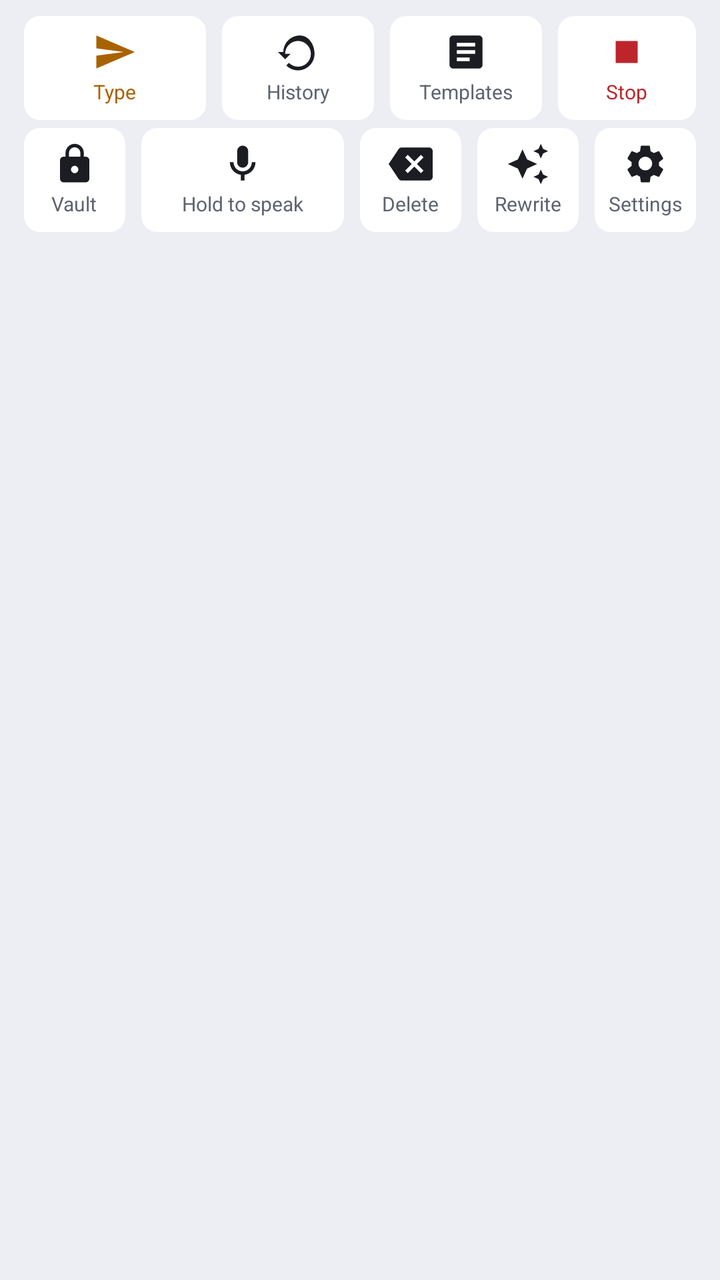
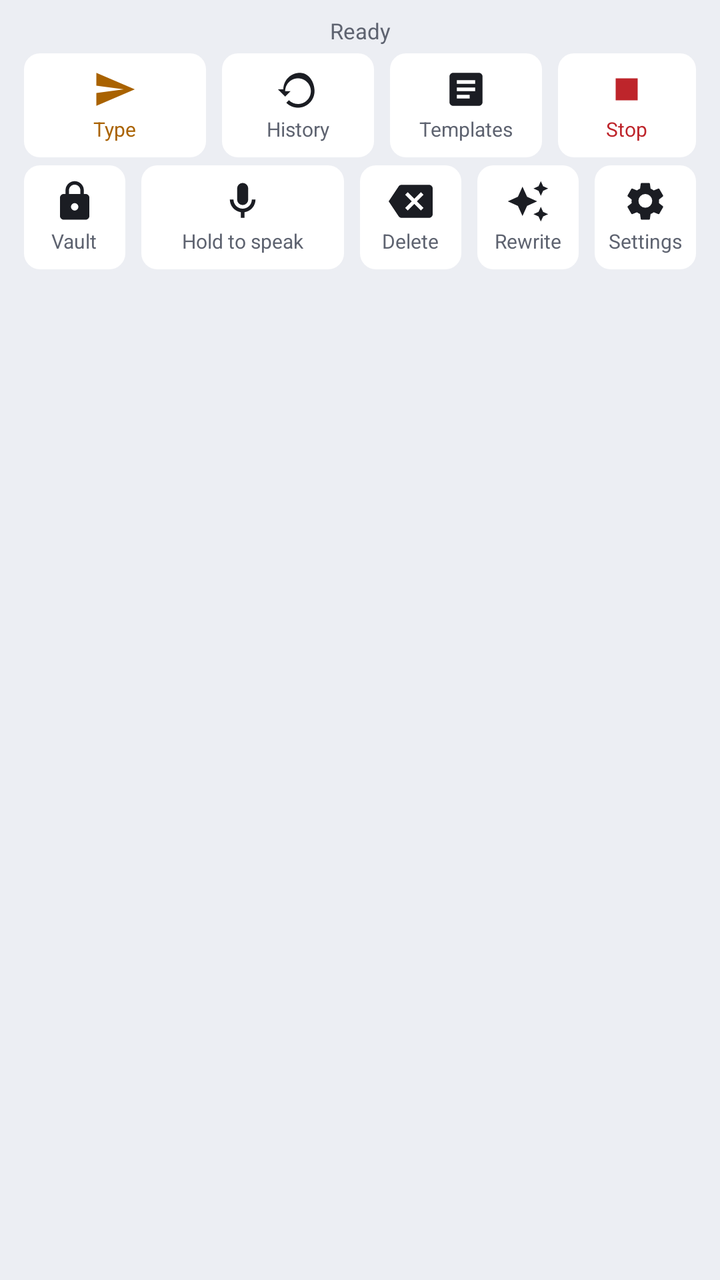

An Android layout rendered at two revisions. The XML below is the earlier revision; the diff shows what the commit changed to produce the second picture.
<!-- AndroidManifest.xml: application theme Theme.HumanTypingIME -->
<!-- res/layout/ime_layout.xml -->
<?xml version="1.0" encoding="utf-8"?>
<LinearLayout xmlns:android="http://schemas.android.com/apk/res/android"
    xmlns:app="http://schemas.android.com/apk/res-auto"
    android:layout_width="match_parent"
    android:layout_height="wrap_content"
    android:orientation="vertical"
    android:background="@color/bg_keyboard"
    android:padding="@dimen/space_s">

    <LinearLayout
        android:layout_width="match_parent"
        android:layout_height="wrap_content"
        android:orientation="horizontal">
        <LinearLayout android:id="@+id/btn_type_clipboard" style="@style/ImeKeyButton" android:layout_weight="1.2" android:contentDescription="Type clipboard text">
            <ImageView style="@style/ImeKeyIcon" android:src="@drawable/ic_send" app:tint="@color/accent" android:contentDescription="@null" />
            <TextView style="@style/ImeKeyLabel" android:text="Type" android:textColor="@color/accent" />
        </LinearLayout>
        <LinearLayout android:id="@+id/btn_history" style="@style/ImeKeyButton" android:layout_weight="1" android:contentDescription="Clipboard history">
            <ImageView style="@style/ImeKeyIcon" android:src="@drawable/ic_history" app:tint="@color/text_primary" android:contentDescription="@null" />
            <TextView style="@style/ImeKeyLabel" android:text="History" />
        </LinearLayout>
        <LinearLayout android:id="@+id/btn_templates" style="@style/ImeKeyButton" android:layout_weight="1" android:contentDescription="Templates">
            <ImageView style="@style/ImeKeyIcon" android:src="@drawable/ic_template" app:tint="@color/text_primary" android:contentDescription="@null" />
            <TextView style="@style/ImeKeyLabel" android:text="Templates" />
        </LinearLayout>
        <LinearLayout android:id="@+id/btn_stop" style="@style/ImeKeyButton" android:layout_weight="0.9" android:contentDescription="Stop typing">
            <ImageView style="@style/ImeKeyIcon" android:src="@drawable/ic_stop" app:tint="@color/danger" android:contentDescription="@null" />
            <TextView style="@style/ImeKeyLabel" android:text="Stop" android:textColor="@color/danger" />
        </LinearLayout>
    </LinearLayout>

    <LinearLayout
        android:layout_width="match_parent"
        android:layout_height="wrap_content"
        android:layout_marginTop="@dimen/space_xs"
        android:orientation="horizontal">
        <LinearLayout android:id="@+id/btn_vault" style="@style/ImeKeyButton" android:layout_weight="1" android:contentDescription="Vault">
            <ImageView style="@style/ImeKeyIcon" android:src="@drawable/ic_lock" app:tint="@color/text_primary" android:contentDescription="@null" />
            <TextView style="@style/ImeKeyLabel" android:text="Vault" />
        </LinearLayout>
        <LinearLayout android:id="@+id/btn_mic" style="@style/ImeKeyButton" android:layout_weight="2" android:longClickable="false" android:contentDescription="Hold to speak">
            <ImageView style="@style/ImeKeyIcon" android:src="@drawable/ic_mic" app:tint="@color/text_primary" android:contentDescription="@null" />
            <TextView style="@style/ImeKeyLabel" android:text="Hold to speak" />
        </LinearLayout>
        <LinearLayout android:id="@+id/btn_backspace" style="@style/ImeKeyButton" android:layout_weight="1" android:contentDescription="Delete">
            <ImageView style="@style/ImeKeyIcon" android:src="@drawable/ic_backspace" app:tint="@color/text_primary" android:contentDescription="@null" />
            <TextView style="@style/ImeKeyLabel" android:text="Delete" />
        </LinearLayout>
        <LinearLayout android:id="@+id/btn_rewrite" style="@style/ImeKeyButton" android:layout_weight="1" android:contentDescription="Rewrite with on-device AI">
            <ImageView style="@style/ImeKeyIcon" android:src="@drawable/ic_auto" app:tint="@color/text_primary" android:contentDescription="@null" />
            <TextView style="@style/ImeKeyLabel" android:text="Rewrite" />
        </LinearLayout>
        <LinearLayout android:id="@+id/btn_settings" style="@style/ImeKeyButton" android:layout_weight="1" android:contentDescription="Settings">
            <ImageView style="@style/ImeKeyIcon" android:src="@drawable/ic_settings" app:tint="@color/text_primary" android:contentDescription="@null" />
            <TextView style="@style/ImeKeyLabel" android:text="Settings" />
        </LinearLayout>
    </LinearLayout>
</LinearLayout>
<!-- resources referenced by this layout -->
<resources>
  <color name="accent">#A96200</color>
  <color name="bg_keyboard">#ECEEF3</color>
  <color name="danger">#BE252B</color>
  <color name="text_primary">#1B1D23</color>
  <dimen name="space_s">8dp</dimen>
  <dimen name="space_xs">4dp</dimen>
  <!-- drawable ic_history (drawable) -->
  <vector xmlns:android="http://schemas.android.com/apk/res/android" android:width="24dp" android:height="24dp" android:viewportWidth="24" android:viewportHeight="24">
      <path android:fillColor="@android:color/white" android:pathData="M13,3c-4.97,0 -9,4.03 -9,9H1l3.89,3.89L4.96,16 8,13H5c0,-3.87 3.13,-7 7,-7s7,3.13 7,7s-3.13,7 -7,7c-1.93,0 -3.68,-0.79 -4.94,-2.06l-1.42,1.42C7.27,20.99 9.51,22 12,22c4.97,0 9,-4.03 9,-9S17.97,3 13,3z" />
  </vector>
  <!-- drawable ic_mic (drawable) -->
  <vector xmlns:android="http://schemas.android.com/apk/res/android" android:width="24dp" android:height="24dp" android:viewportWidth="24" android:viewportHeight="24">
      <path android:fillColor="@android:color/white" android:pathData="M12,14c1.66,0 3,-1.34 3,-3V5c0,-1.66 -1.34,-3 -3,-3S9,3.34 9,5v6C9,12.66 10.34,14 12,14zM17,11c0,2.76 -2.24,5 -5,5s-5,-2.24 -5,-5H5c0,3.53 2.61,6.43 6,6.92V21h2v-3.08c3.39,-0.49 6,-3.39 6,-6.92H17z" />
  </vector>
  <!-- drawable ic_send (drawable) -->
  <vector xmlns:android="http://schemas.android.com/apk/res/android" android:width="24dp" android:height="24dp" android:viewportWidth="24" android:viewportHeight="24">
      <path android:fillColor="@android:color/white" android:pathData="M2.01,21L23,12 2.01,3 2,10l15,2 -15,2z" />
  </vector>
  <!-- drawable ic_stop (drawable) -->
  <vector xmlns:android="http://schemas.android.com/apk/res/android" android:width="24dp" android:height="24dp" android:viewportWidth="24" android:viewportHeight="24">
      <path android:fillColor="@android:color/white" android:pathData="M6,6h12v12H6z" />
  </vector>
  <!-- drawable ic_template (drawable) -->
  <vector xmlns:android="http://schemas.android.com/apk/res/android" android:width="24dp" android:height="24dp" android:viewportWidth="24" android:viewportHeight="24">
      <path android:fillColor="@android:color/white" android:pathData="M19,3H5C3.9,3 3,3.9 3,5v14c0,1.1 0.9,2 2,2h14c1.1,0 2,-0.9 2,-2V5C21,3.9 20.1,3 19,3zM7,7h10v2H7V7zM7,11h10v2H7v-2zM7,15h7v2H7v-2z" />
  </vector>
  <style name="ImeKeyIcon">
          <item name="android:layout_width">22dp</item>
          <item name="android:layout_height">22dp</item>
          <item name="android:layout_gravity">center_horizontal</item>
      </style>
  <style name="ImeKeyLabel">
          <item name="android:layout_width">wrap_content</item>
          <item name="android:layout_height">wrap_content</item>
          <item name="android:layout_marginTop">2dp</item>
          <item name="android:textSize">10sp</item>
          <item name="android:textColor">@color/text_secondary</item>
          <item name="android:singleLine">true</item>
      </style>
  <!-- drawable bg_key (drawable) -->
  <selector xmlns:android="http://schemas.android.com/apk/res/android">
      <item android:state_pressed="true"><shape android:shape="rectangle"><solid android:color="@color/key_bg_pressed"/><corners android:radius="@dimen/radius_s"/></shape></item>
      <item><shape android:shape="rectangle"><solid android:color="@color/key_bg"/><corners android:radius="@dimen/radius_s"/></shape></item>
  </selector>
  <color name="text_secondary">#5E6370</color>
  <color name="bg_root">#F7F7FA</color>
  <color name="key_bg_pressed">#DDE0E7</color>
  <dimen name="radius_s">8dp</dimen>
  <color name="key_bg">#FFFFFF</color>
  <!-- unchanged entries left out for length: 6 -->
</resources>

<!-- the commit's change to res/layout/ime_layout.xml (unified diff, before → after) -->
@@ -6,7 +6,18 @@
     android:orientation="vertical"
     android:background="@color/bg_keyboard"
     android:padding="@dimen/space_s">
-
+    
+    <TextView
+        android:id="@+id/tv_ime_status"
+        android:layout_width="match_parent"
+        android:layout_height="wrap_content"
+        android:layout_marginBottom="@dimen/space_xs"
+        android:gravity="center_horizontal"
+        android:paddingHorizontal="@dimen/space_s"
+        android:singleLine="true"
+        android:text="Ready"
+        android:textColor="@color/text_secondary"
+        android:textSize="11sp" />
     <LinearLayout
         android:layout_width="match_parent"
         android:layout_height="wrap_content"
@@ -28,7 +39,6 @@
             <TextView style="@style/ImeKeyLabel" android:text="Stop" android:textColor="@color/danger" />
         </LinearLayout>
     </LinearLayout>
-
     <LinearLayout
         android:layout_width="match_parent"
         android:layout_height="wrap_content"
@@ -40,7 +50,7 @@
         </LinearLayout>
         <LinearLayout android:id="@+id/btn_mic" style="@style/ImeKeyButton" android:layout_weight="2" android:longClickable="false" android:contentDescription="Hold to speak">
             <ImageView style="@style/ImeKeyIcon" android:src="@drawable/ic_mic" app:tint="@color/text_primary" android:contentDescription="@null" />
-            <TextView style="@style/ImeKeyLabel" android:text="Hold to speak" />
+            <TextView android:id="@+id/tv_mic_label" style="@style/ImeKeyLabel" android:text="Hold to speak" />
         </LinearLayout>
         <LinearLayout android:id="@+id/btn_backspace" style="@style/ImeKeyButton" android:layout_weight="1" android:contentDescription="Delete">
             <ImageView style="@style/ImeKeyIcon" android:src="@drawable/ic_backspace" app:tint="@color/text_primary" android:contentDescription="@null" />
